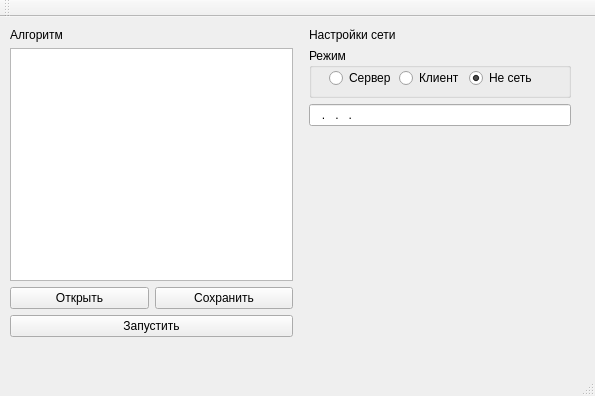
The window that mainwindow.ui (Ryadovoy7/URTKControlQT) describes before a commit, drawn with Qt 5.
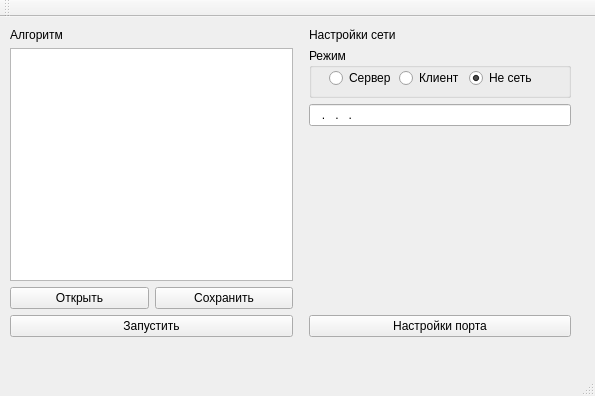
The same window after the commit.

What changed in the file:
```diff
--- a/mainwindow.ui
+++ b/mainwindow.ui
@@ -204,6 +204,13 @@
          </property>
         </spacer>
        </item>
+       <item>
+        <widget class="QPushButton" name="settingButton">
+         <property name="text">
+          <string>Настройки порта</string>
+         </property>
+        </widget>
+       </item>
       </layout>
      </item>
     </layout>
```
